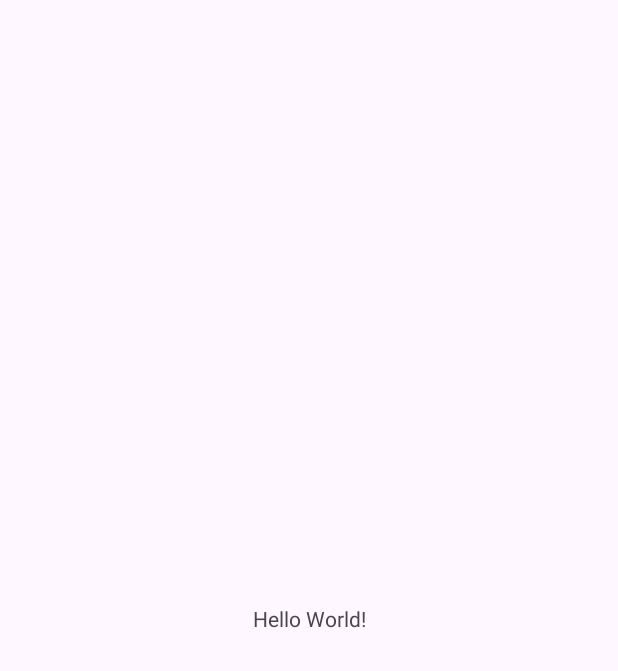
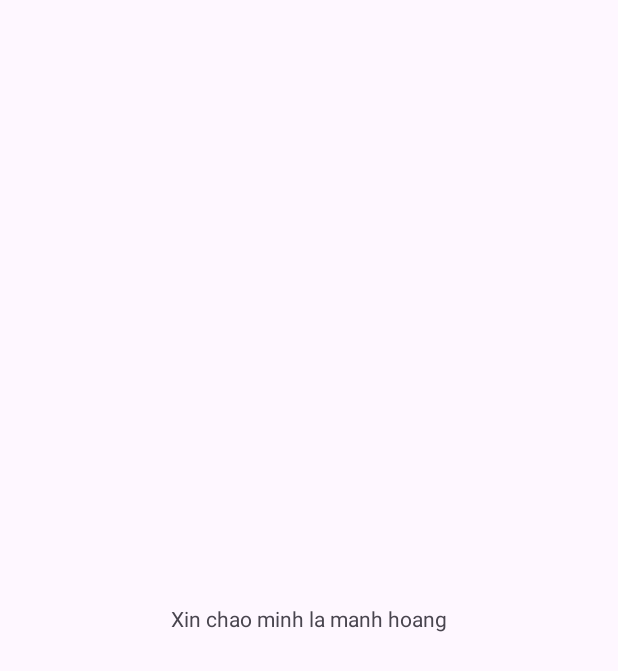
Before and after one commit to hoangnmph38990/LTMT, an Android app: the screen it shows after launch (MainActivity), on a phone screen of 412 x 824 dp. Before the commit the part shown is almost empty. Shown: the top 671 px of the screen. Run offline under Robolectric (Android 15) with nearby library versions, the phone set to English and light mode, and no system bars.

Commit message:
Final Commit

```diff
--- a/app/src/main/java/com/example/hoangnmph38990_md18308_ass/MainActivity.java
+++ b/app/src/main/java/com/example/hoangnmph38990_md18308_ass/MainActivity.java
@@ -10,5 +10,6 @@ public class MainActivity extends AppCompatActivity {
     protected void onCreate(Bundle savedInstanceState) {
         super.onCreate(savedInstanceState);
         setContentView(R.layout.activity_main);
+
     }
 }
--- a/app/src/main/res/layout/activity_main.xml
+++ b/app/src/main/res/layout/activity_main.xml
@@ -9,7 +9,7 @@
     <TextView
         android:layout_width="wrap_content"
         android:layout_height="wrap_content"
-        android:text="Hello World!"
+        android:text="Xin chao minh la manh hoang"
         app:layout_constraintBottom_toBottomOf="parent"
         app:layout_constraintEnd_toEndOf="parent"
         app:layout_constraintStart_toStartOf="parent"
```
